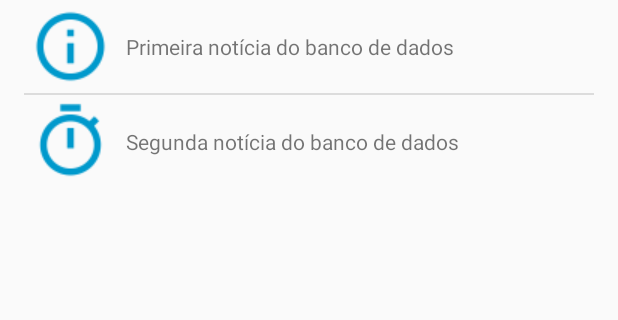
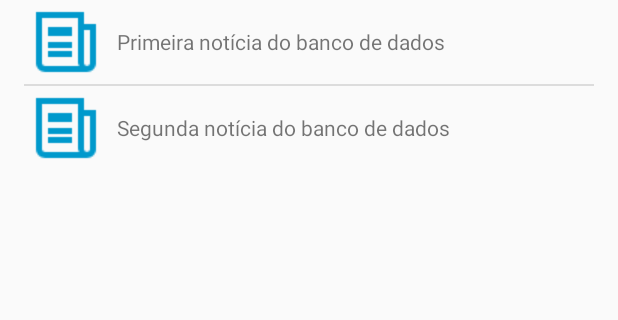
Before and after one commit to mizerablebr/RevistaDaSemana.com, an Android app: the screen it shows after launch (MainActivity), on a phone screen of 412 x 824 dp, the part 152-472 px from its top. Run offline under Robolectric (Android 15) with nearby library versions, the phone set to English and light mode, and no system bars.

Commit message:
Now after reading the PostData, this category change to readed and change to displayed image.

```diff
--- a/app/src/main/java/com/rds/revistadasemanacom/PostDataAdapter.java
+++ b/app/src/main/java/com/rds/revistadasemanacom/PostDataAdapter.java
@@ -73,7 +73,6 @@ public class PostDataAdapter extends BaseAdapter {
             vi = inflater.inflate(R.layout.rowlayout, parent, false);
             mViewHolder.icon = (ImageView) vi.findViewById(R.id.listview_icon);
             mViewHolder.label = (TextView) vi.findViewById(R.id.listView_label);
-
             vi.setTag(mViewHolder);
 
         } else {
@@ -88,11 +87,11 @@ public class PostDataAdapter extends BaseAdapter {
     private int defineImage(String category) {
         int drawable = 0;
         switch (category) {
-            case "Blog":
-                drawable = R.drawable.ic_timer_black_36dp;
+            case "Readed":
+                drawable = R.drawable.ic_done_black_36dp;
                 break;
             default:
-                drawable = R.drawable.ic_info_outline_white_36dp;
+                drawable = R.drawable.ic_news;
         }
         return drawable;
     }
```
Also changed, not shown: app/src/main/java/com/rds/revistadasemanacom/WebPostActivity.java (+37 -1 lines), app/src/main/res/drawable/drawable-hdpi/ic_done_black_36dp.png (added), app/src/main/res/drawable/drawable-mdpi/ic_done_black_36dp.png (added), app/src/main/res/drawable/drawable-xhdpi/ic_done_black_36dp.png (added), app/src/main/res/drawable/drawable-xxhdpi/ic_done_black_36dp.png (added), app/src/main/res/drawable/drawable-xxxhdpi/ic_done_black_36dp.png (added), app/src/main/res/drawable/ic_done_black_36dp.png (added), app/src/main/res/drawable/ic_news.png (added).
